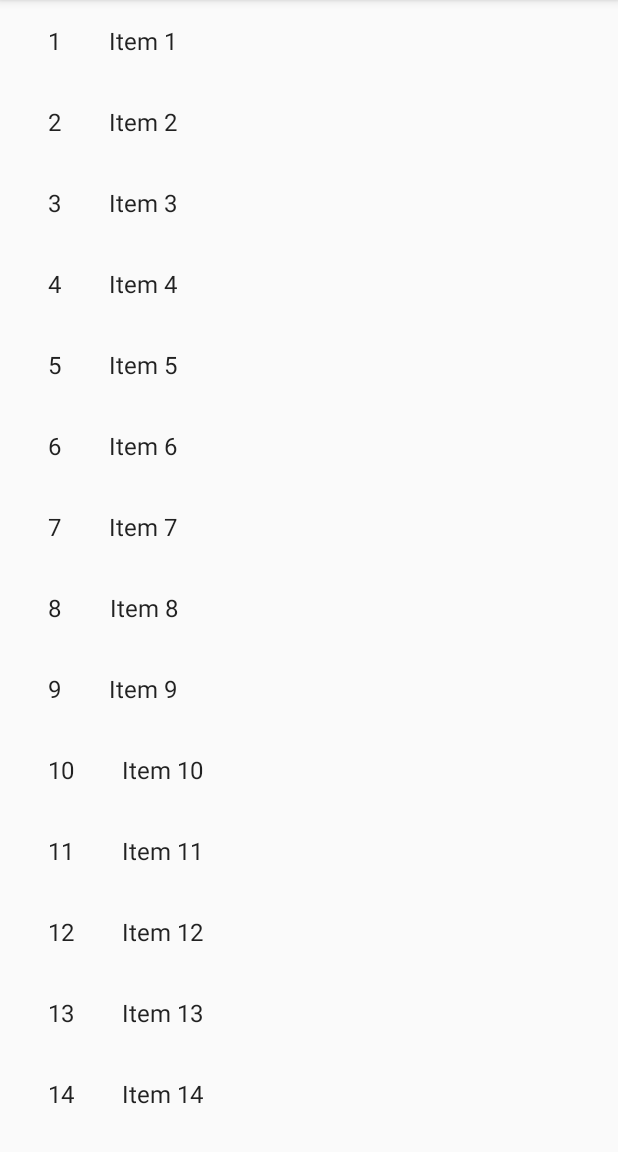
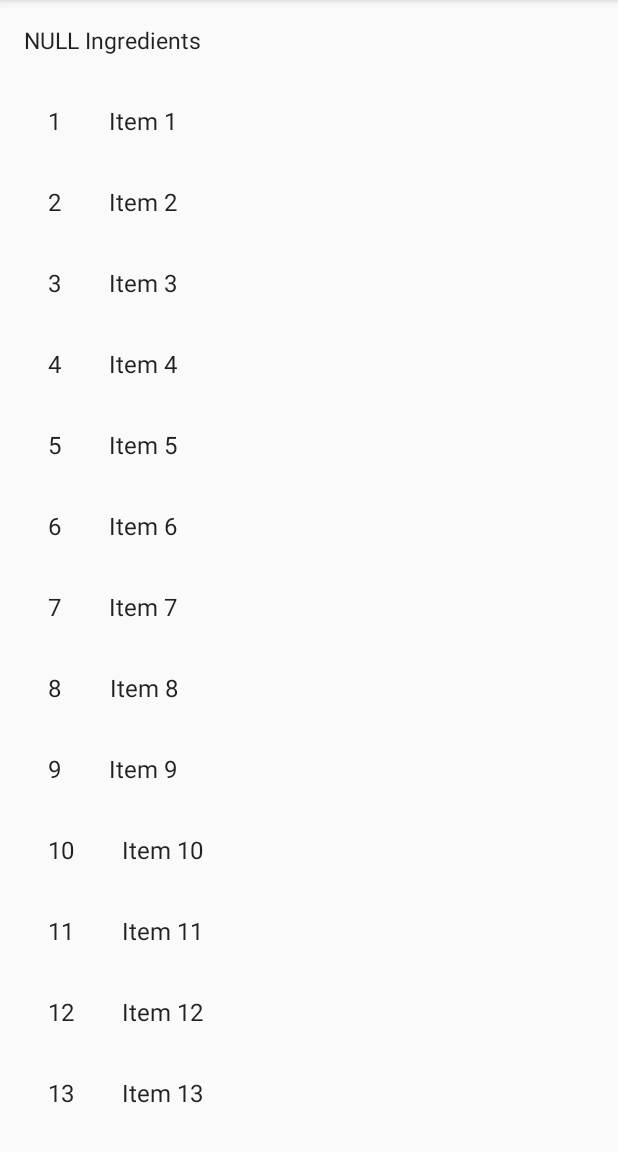
Before and after one commit to muyunluan/BakingAPP, an Android app: the RecipeDetailsActivity screen opened directly, with no data from a screen before it, on a phone screen of 412 x 824 dp, the part 84-1236 px from its top. Run offline under Robolectric (Android 15) with nearby library versions, the light colour scheme and no system bars.

Commit message:
parse Ingredients & Steps to RecipeDetailsFragment

```diff
--- a/app/src/main/java/com/muyunluan/bakingapp/data/Constants.java
+++ b/app/src/main/java/com/muyunluan/bakingapp/data/Constants.java
@@ -12,4 +12,8 @@ public class Constants {
     // the sequence is exactly following the order of Recipe ID in Json file
     public static final int[] recipeImages = {R.mipmap.nutella_pie, R.mipmap.brownie, R.mipmap.yellow_cake, R.mipmap.chesse_cake};
 
+
+    public static final String KEY_SAVED_RECIPES = "saved_recipes";
+    public static final String KEY_INDREDIENT = "ingredient";
+    public static final String KEY_STEP = "step";
 }
--- a/app/src/main/java/com/muyunluan/bakingapp/ui/RecipeDetailsActivity.java
+++ b/app/src/main/java/com/muyunluan/bakingapp/ui/RecipeDetailsActivity.java
@@ -1,9 +1,12 @@
 package com.muyunluan.bakingapp.ui;
 
+import android.os.Bundle;
+import android.support.v4.app.FragmentTransaction;
 import android.support.v7.app.AppCompatActivity;
-import android.os.Bundle;
+import android.util.Log;
 
 import com.muyunluan.bakingapp.R;
+import com.muyunluan.bakingapp.data.Constants;
 import com.muyunluan.bakingapp.ui.dummy.DummyContent;
 
 /**
@@ -13,13 +16,35 @@ import com.muyunluan.bakingapp.ui.dummy.DummyContent;
 
 public class RecipeDetailsActivity extends AppCompatActivity implements RecipeDetailsFragment.OnListFragmentInteractionListener {
 
+    private static final String TAG = RecipeDetailsActivity.class.getSimpleName();
+
     @Override
     protected void onCreate(Bundle savedInstanceState) {
         super.onCreate(savedInstanceState);
         setContentView(R.layout.activity_recipe_details);
-        if (null == savedInstanceState) {
-            getSupportFragmentManager().beginTransaction().add(R.id.recipe_details_frame, new RecipeDetailsFragment()).commit();
+
+        FragmentTransaction transaction = getSupportFragmentManager().beginTransaction();
+        RecipeDetailsFragment recipeDetailsFragment = new RecipeDetailsFragment();
+
+        if (null != getIntent()) {
+            Bundle args = new Bundle();
+
+            if (getIntent().hasExtra(Constants.KEY_INDREDIENT)) {
+                args.putParcelableArrayList(Constants.KEY_INDREDIENT, getIntent().getParcelableArrayListExtra(Constants.KEY_INDREDIENT));
+            } else {
+                Log.e(TAG, "onCreate: No required Ingredients info being sent");
+            }
+
+            if (getIntent().hasExtra(Constants.KEY_STEP)) {
+                args.putParcelableArrayList(Constants.KEY_STEP, getIntent().getParcelableArrayListExtra(Constants.KEY_STEP));
+            } else {
+                Log.e(TAG, "onCreate: No required Steps info being sent");
+            }
+
+            recipeDetailsFragment.setArguments(args);
         }
+
+        transaction.add(R.id.recipe_details_frame, recipeDetailsFragment).commit();
     }
 
     @Override
--- a/app/src/main/java/com/muyunluan/bakingapp/ui/RecipeDetailsFragment.java
+++ b/app/src/main/java/com/muyunluan/bakingapp/ui/RecipeDetailsFragment.java
@@ -3,23 +3,30 @@ package com.muyunluan.bakingapp.ui;
 import android.content.Context;
 import android.os.Bundle;
 import android.support.v4.app.Fragment;
-import android.support.v7.widget.GridLayoutManager;
 import android.support.v7.widget.LinearLayoutManager;
 import android.support.v7.widget.RecyclerView;
+import android.util.Log;
 import android.view.LayoutInflater;
 import android.view.View;
 import android.view.ViewGroup;
+import android.widget.TextView;
 
 import com.muyunluan.bakingapp.R;
+import com.muyunluan.bakingapp.data.BakingRecipe;
+import com.muyunluan.bakingapp.data.Constants;
 import com.muyunluan.bakingapp.ui.dummy.DummyContent;
 import com.muyunluan.bakingapp.ui.dummy.DummyContent.DummyItem;
 
+import java.util.ArrayList;
+
+import static android.content.ContentValues.TAG;
+
 /**
- * A fragment representing a list of Items.
- * <p/>
- * Activities containing this fragment MUST implement the {@link OnListFragmentInteractionListener}
- * interface.
+ * Created by Fei Deng on 6/30/17.
+ * Copyright (c) 2017 Muyunluan. All rights reserved.
  */
+
+
 public class RecipeDetailsFragment extends Fragment {
 
     // TODO: Customize parameter argument names
@@ -27,6 +34,12 @@ public class RecipeDetailsFragment extends Fragment {
     // TODO: Customize parameters
     private int mColumnCount = 1;
     private OnListFragmentInteractionListener mListener;
+
+    private ArrayList<BakingRecipe.BakingIngredient> mIngredients = new ArrayList<>();
+    private boolean hasIngredients = false;
+
+    private ArrayList<BakingRecipe.BakingStep> mSteps = new ArrayList<>();
+    private boolean hasSteps = false;
 
     /**
      * Mandatory empty constructor for the fragment manager to instantiate the
@@ -51,7 +64,26 @@ public class RecipeDetailsFragment extends Fragment {
 
         if (getArguments() != null) {
             mColumnCount = getArguments().getInt(ARG_COLUMN_COUNT);
+
+            mIngredients = getArguments().getParcelableArrayList(Constants.KEY_INDREDIENT);
+            if (null != mIngredients && mIngredients.size() > 0) {
+                hasIngredients = true;
+                Log.i(TAG, "onCreate: get Ingredients size - " + mIngredients.size());
+            } else {
+                hasIngredients = false;
+                Log.e(TAG, "onCreate: empty Ingredients or error to get Bundle info");
+            }
+
+            mSteps = getArguments().getParcelableArrayList(Constants.KEY_STEP);
+            if (null != mSteps && mSteps.size() > 0) {
+                hasSteps = true;
+                Log.i(TAG, "onCreate: get Steps size - " + mSteps.size());
+            } else {
+                hasSteps = false;
+                Log.e(TAG, "onCreate: empty Steps or error to get Bundle info");
+            }
         }
+
     }
 
     @Override
@@ -59,17 +91,24 @@ public class RecipeDetailsFragment extends Fragment {
                              Bundle savedInstanceState) {
         View view = inflater.inflate(R.layout.fragment_step_list, container, false);
 
-        // Set the adapter
-        if (view instanceof RecyclerView) {
-            Context context = view.getContext();
-            RecyclerView recyclerView = (RecyclerView) view;
-            if (mColumnCount <= 1) {
-                recyclerView.setLayoutManager(new LinearLayoutManager(context));
-            } else {
-                recyclerView.setLayoutManager(new GridLayoutManager(context, mColumnCount));
+        TextView mRecipeTv = (TextView) view.findViewById(R.id.tv_ingredients);
+        if (hasIngredients) {
+            StringBuilder ingredientsDetail = new StringBuilder("Ingredients: \n");
+            for (BakingRecipe.BakingIngredient bakingIngredient : mIngredients) {
+                ingredientsDetail.append(bakingIngredient.toString() + "\n");
             }
-            recyclerView.setAdapter(new MyItemRecyclerViewAdapter(DummyContent.ITEMS, mListener));
+            mRecipeTv.setText(ingredientsDetail.toString());
+            Log.i(TAG, "onCreateView: get Ingredients - \n" + ingredientsDetail.toString());
+        } else {
+            Log.e(TAG, "onCreateView: empty Ingredients");
+            //TODO: use string.xml
+            mRecipeTv.setText("NULL Ingredients");
         }
+        Context context = view.getContext();
+        RecyclerView recyclerView = (RecyclerView) view.findViewById(R.id.rv_steps_list);
+        recyclerView.setLayoutManager(new LinearLayoutManager(context));
+        recyclerView.setAdapter(new MyItemRecyclerViewAdapter(DummyContent.ITEMS, mListener));
+
         return view;
     }
 
--- a/app/src/main/java/com/muyunluan/bakingapp/ui/RecipeListAdapter.java
+++ b/app/src/main/java/com/muyunluan/bakingapp/ui/RecipeListAdapter.java
@@ -14,6 +14,7 @@ import android.widget.TextView;
 
 import com.muyunluan.bakingapp.R;
 import com.muyunluan.bakingapp.data.BakingRecipe;
+import com.muyunluan.bakingapp.data.Constants;
 
 import java.util.ArrayList;
 
@@ -52,7 +53,7 @@ public class RecipeListAdapter extends RecyclerView.Adapter<RecipeListAdapter.Re
     }
 
     @Override
-    public void onBindViewHolder(RecipeViewHolder holder, int position) {
+    public void onBindViewHolder(RecipeViewHolder holder, final int position) {
         BakingRecipe bakingRecipe = mBakingRecipe.get(position);
         //Log.i(TAG, "onBindViewHolder: get Baking Recipe - " + bakingRecipe.toString());
         holder.recipeImg.setImageResource(bakingRecipe.getmImageSource());
@@ -63,6 +64,8 @@ public class RecipeListAdapter extends RecyclerView.Adapter<RecipeListAdapter.Re
             @Override
             public void onClick(View v) {
                 Intent intent = new Intent(mContext, RecipeDetailsActivity.class);
+                intent.putExtra(Constants.KEY_INDREDIENT, mBakingRecipe.get(position).getmIngredients());
+                intent.putExtra(Constants.KEY_STEP, mBakingRecipe.get(position).getmSteps());
                 mContext.startActivity(intent);
             }
         });
--- a/app/src/main/java/com/muyunluan/bakingapp/ui/RecipeListFragment.java
+++ b/app/src/main/java/com/muyunluan/bakingapp/ui/RecipeListFragment.java
@@ -118,7 +118,7 @@ public class RecipeListFragment extends Fragment {
             try {
                 String jsonRecipeResponse = NetworkUtils.getResponseFromHttpUrl(OpenRecipeJsonUtils.RECIPE_URL);
                 OpenRecipeJsonUtils.getRecipesFromJson(jsonRecipeResponse, mBakingRecipeData);
-                Log.i(TAG, "doInBackground: updated Baking Recipe data size - " + mBakingRecipeData.size());
+                //Log.i(TAG, "doInBackground: updated Baking Recipe data size - " + mBakingRecipeData.size());
                 return mBakingRecipeData;
             } catch (IOException e) {
                 e.printStackTrace();
@@ -133,7 +133,7 @@ public class RecipeListFragment extends Fragment {
             if (null != bakingRecipes && 0 < bakingRecipes.size()) {
                 mRecipesAdapter = new RecipeListAdapter(new ArrayList<BakingRecipe>());
                 mRecipeListView.setAdapter(mRecipesAdapter);
-                Log.i(TAG, "onPostExecute: post Recipes len - " + bakingRecipes.size());
+                //Log.i(TAG, "onPostExecute: post Recipes len - " + bakingRecipes.size());
                 mRecipesAdapter.addAll(bakingRecipes);
                 mRecipesAdapter.notifyDataSetChanged();
             } else {
--- a/app/src/main/res/layout/fragment_step_list.xml
+++ b/app/src/main/res/layout/fragment_step_list.xml
@@ -1,13 +1,29 @@
 <?xml version="1.0" encoding="utf-8"?>
-<android.support.v7.widget.RecyclerView xmlns:android="http://schemas.android.com/apk/res/android"
-    xmlns:app="http://schemas.android.com/apk/res-auto"
+
+<LinearLayout
+    xmlns:android="http://schemas.android.com/apk/res/android"
     xmlns:tools="http://schemas.android.com/tools"
-    android:id="@+id/list"
-    android:name="com.muyunluan.bakingapp.ui.RecipeDetailsFragment"
     android:layout_width="match_parent"
     android:layout_height="match_parent"
-    android:layout_marginLeft="16dp"
-    android:layout_marginRight="16dp"
-    app:layoutManager="LinearLayoutManager"
-    tools:context="com.muyunluan.bakingapp.ui.RecipeDetailsFragment"
-    tools:listitem="@layout/fragment_recipe_details" />
+    android:orientation="vertical"
+    tools:context="com.muyunluan.bakingapp.ui.RecipeDetailsFragment">
+
+    <TextView
+        android:id="@+id/tv_ingredients"
+        style="@style/ingredientTitle"/>
+
+
+    <android.support.v7.widget.RecyclerView
+        android:id="@+id/rv_steps_list"
+        android:name="com.muyunluan.bakingapp.ui.RecipeDetailsFragment"
+        android:layout_width="match_parent"
+        android:layout_height="wrap_content"
+        android:layout_marginLeft="16dp"
+        android:layout_marginRight="16dp"
+        tools:listitem="@layout/fragment_recipe_details" >
+
+
+    </android.support.v7.widget.RecyclerView>
+
+
+</LinearLayout>
--- a/app/src/main/res/values/styles.xml
+++ b/app/src/main/res/values/styles.xml
@@ -25,4 +25,12 @@
         <item name="android:textSize">22sp</item>
     </style>
 
+
+    <style name="ingredientTitle" parent="AppTheme">
+        <item name="android:textSize">15sp</item>
+        <item name="android:padding">16sp</item>
+        <item name="android:layout_width">match_parent</item>
+        <item name="android:layout_height">wrap_content</item>
+    </style>
+
 </resources>
```
Also changed, not shown: app/src/main/java/com/muyunluan/bakingapp/data/BakingRecipe.java (+76 -7 lines), app/src/main/res/layout/activity_recipe_details.xml (+0 -8 lines), app/src/main/res/layout/recipe_list_item.xml (+4 -3 lines).
